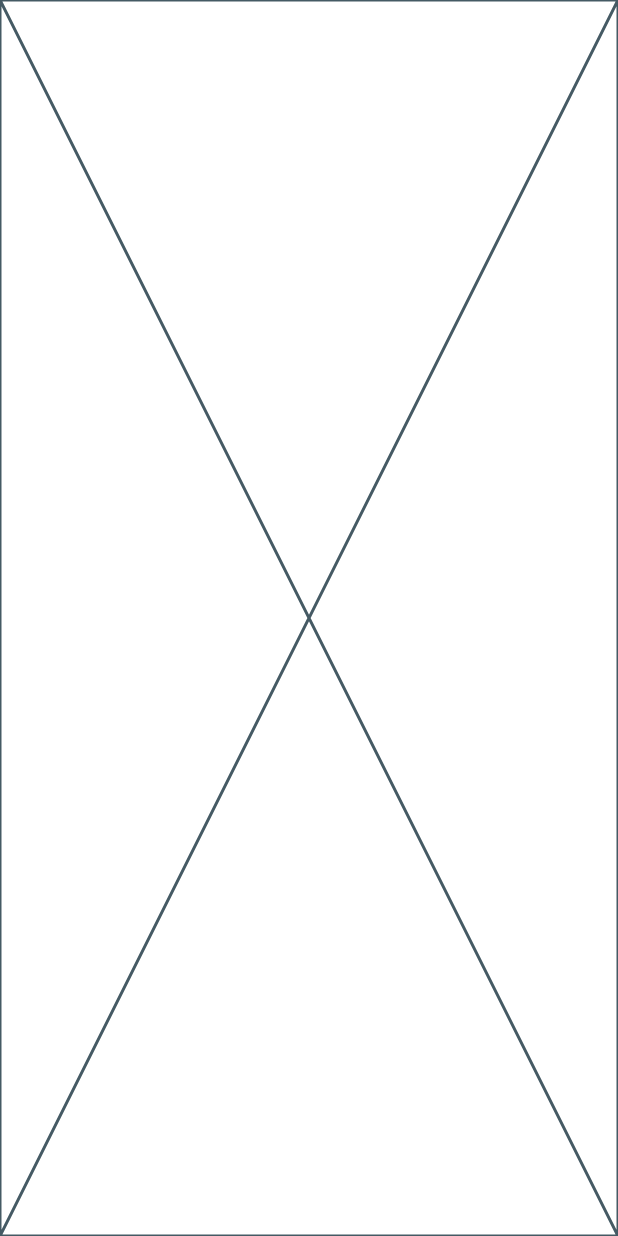
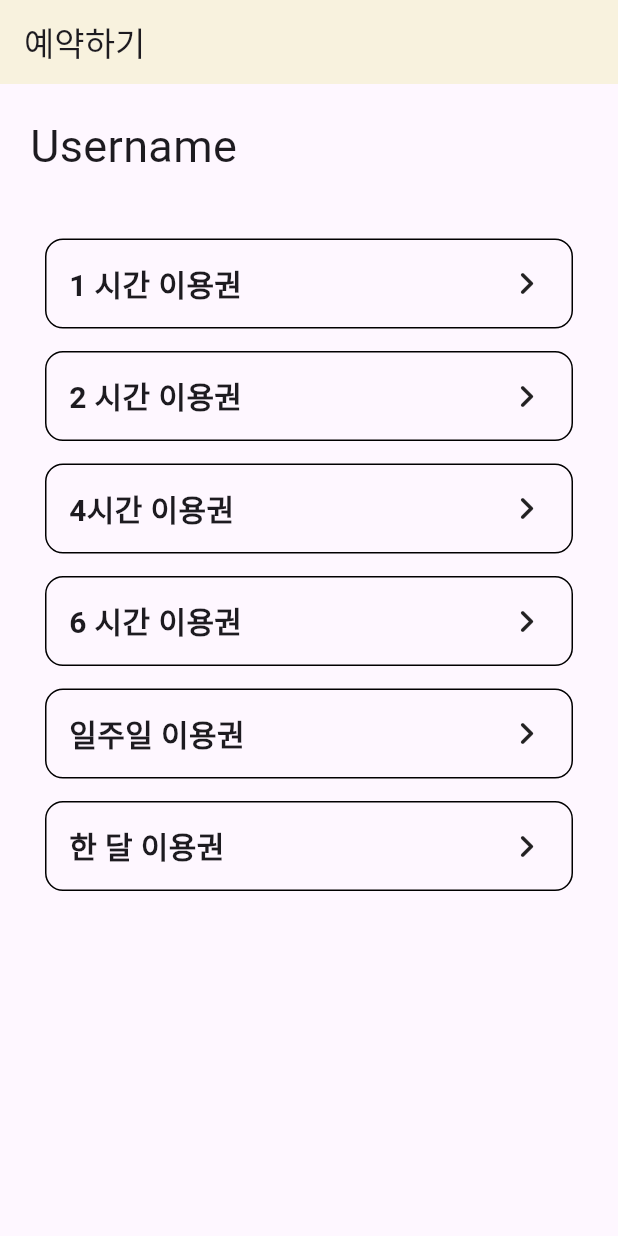
Before and after one commit to APP-iOS7/study_cafe-P6, a Flutter app: the screen it shows after launch, on a phone screen of 412 x 824 dp. Run offline on Flutter 3.47's test engine with Material 3 defaults, Android fonts, the phone set to English and light mode, and no system bars.

Commit message:
Feat: 예약하기 페이지 레이아웃

```diff
--- a/study_cafe_p6/lib/Screen/reserve_screen.dart
+++ b/study_cafe_p6/lib/Screen/reserve_screen.dart
@@ -5,6 +5,62 @@ class ReserveScreen extends StatelessWidget {
 
   @override
   Widget build(BuildContext context) {
-    return const Placeholder();
+    return Scaffold(
+      appBar: AppBar(title: Text('예약하기'), backgroundColor: Color(0xfff8f2de)),
+      body: Column(
+        crossAxisAlignment: CrossAxisAlignment.start,
+        children: [
+          Padding(
+            padding: const EdgeInsets.symmetric(horizontal: 20.0, vertical: 20),
+            child: Text('Username', style: TextStyle(fontSize: 30)),
+          ),
+          SizedBox(height: 20),
+          Expanded(
+            child: Padding(
+              padding: const EdgeInsets.symmetric(horizontal: 30.0),
+              child: ListView.builder(
+                itemBuilder: (context, index) {
+                  final itemlist = [
+                    '1 시간',
+                    '2 시간',
+                    '4시간',
+                    '6 시간',
+                    '일주일',
+                    '한 달',
+                  ];
+                  return Padding(
+                    padding: const EdgeInsets.only(bottom: 15.0),
+                    child: Container(
+                      height: 60,
+                      decoration: BoxDecoration(
+                        border: Border.all(color: Colors.black),
+                        borderRadius: BorderRadius.circular(12),
+                      ),
+                      child: Padding(
+                        padding: const EdgeInsets.symmetric(horizontal: 15.0),
+                        child: Row(
+                          children: [
+                            Text(
+                              '${itemlist[index]} 이용권',
+                              style: TextStyle(
+                                fontSize: 20,
+                                fontWeight: FontWeight.bold,
+                              ),
+                            ),
+                            Spacer(),
+                            Icon(Icons.chevron_right_rounded, size: 30),
+                          ],
+                        ),
+                      ),
+                    ),
+                  );
+                },
+                itemCount: 6,
+              ),
+            ),
+          ),
+        ],
+      ),
+    );
   }
 }
```
